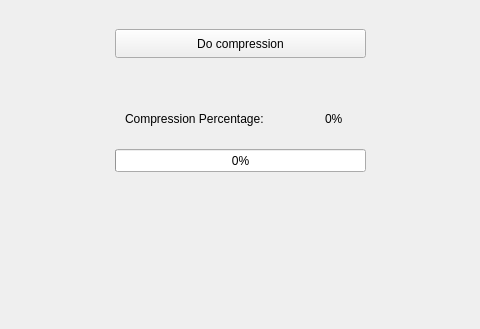
kareemelramly/File-Zipper-Project, file compress.ui: the form before one commit; both pictures show x 85 to 565 and y 211 to 540 of the 690 by 540 pixel window.
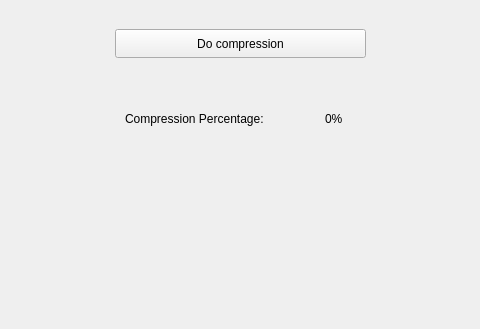
The form after the commit.

Commit message: progress bar removed

Patch:
```diff
--- a/compress.ui
+++ b/compress.ui
@@ -39,22 +39,6 @@
     <string>Do compression</string>
    </property>
   </widget>
-  <widget class="QProgressBar" name="progressBar">
-   <property name="geometry">
-    <rect>
-     <x>200</x>
-     <y>360</y>
-     <width>251</width>
-     <height>23</height>
-    </rect>
-   </property>
-   <property name="value">
-    <number>0</number>
-   </property>
-   <property name="textVisible">
-    <bool>true</bool>
-   </property>
-  </widget>
   <widget class="QLabel" name="percentageLabel">
    <property name="geometry">
     <rect>
```
The commit also changes 4 other files.
